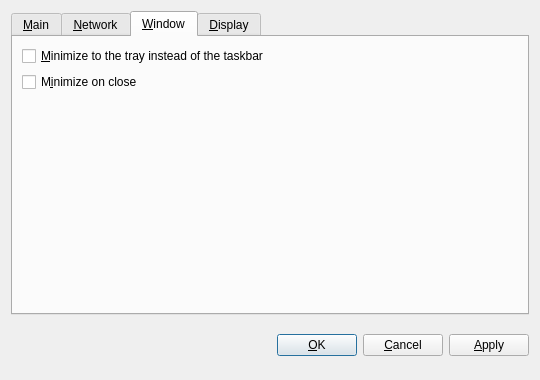
sherlockcoin/ion, file src/qt/forms/optionsdialog.ui: the form before one commit.
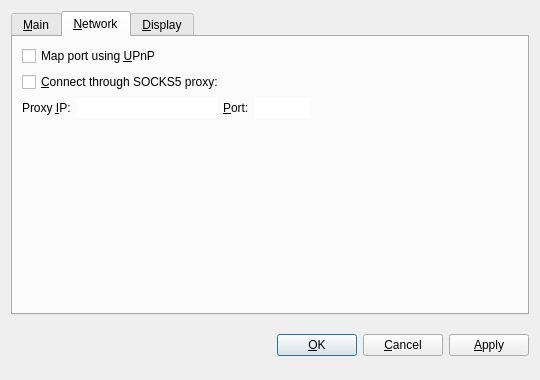
The form after the commit. The open tabs and pages were chosen to show the change. Custom widgets are drawn as their Qt base class.

Commit message: #1 Masternodes Updated #1.1 Masternodes Sortable Updated #2 Wallet Lock & Encryption Fix #3 Windows Tab Removed

The edit to the form file:
```diff
--- a/src/qt/forms/optionsdialog.ui
+++ b/src/qt/forms/optionsdialog.ui
@@ -262,46 +262,6 @@
        </item>
       </layout>
      </widget>
-     <widget class="QWidget" name="tabWindow">
-      <attribute name="title">
-       <string>&amp;Window</string>
-      </attribute>
-      <layout class="QVBoxLayout" name="verticalLayout_Window">
-       <item>
-        <widget class="QCheckBox" name="minimizeToTray">
-         <property name="toolTip">
-          <string>Show only a tray icon after minimizing the window.</string>
-         </property>
-         <property name="text">
-          <string>&amp;Minimize to the tray instead of the taskbar</string>
-         </property>
-        </widget>
-       </item>
-       <item>
-        <widget class="QCheckBox" name="minimizeOnClose">
-         <property name="toolTip">
-          <string>Minimize instead of exit the application when the window is closed. When this option is enabled, the application will be closed only after selecting Quit in the menu.</string>
-         </property>
-         <property name="text">
-          <string>M&amp;inimize on close</string>
-         </property>
-        </widget>
-       </item>
-       <item>
-        <spacer name="verticalSpacer_Window">
-         <property name="orientation">
-          <enum>Qt::Vertical</enum>
-         </property>
-         <property name="sizeHint" stdset="0">
-          <size>
-           <width>20</width>
-           <height>40</height>
-          </size>
-         </property>
-        </spacer>
-       </item>
-      </layout>
-     </widget>
      <widget class="QWidget" name="tabDisplay">
       <attribute name="title">
        <string>&amp;Display</string>
```
Left out of the diff: 10 changed lines with no effect on the pictures. The commit also changes 60 other files.
